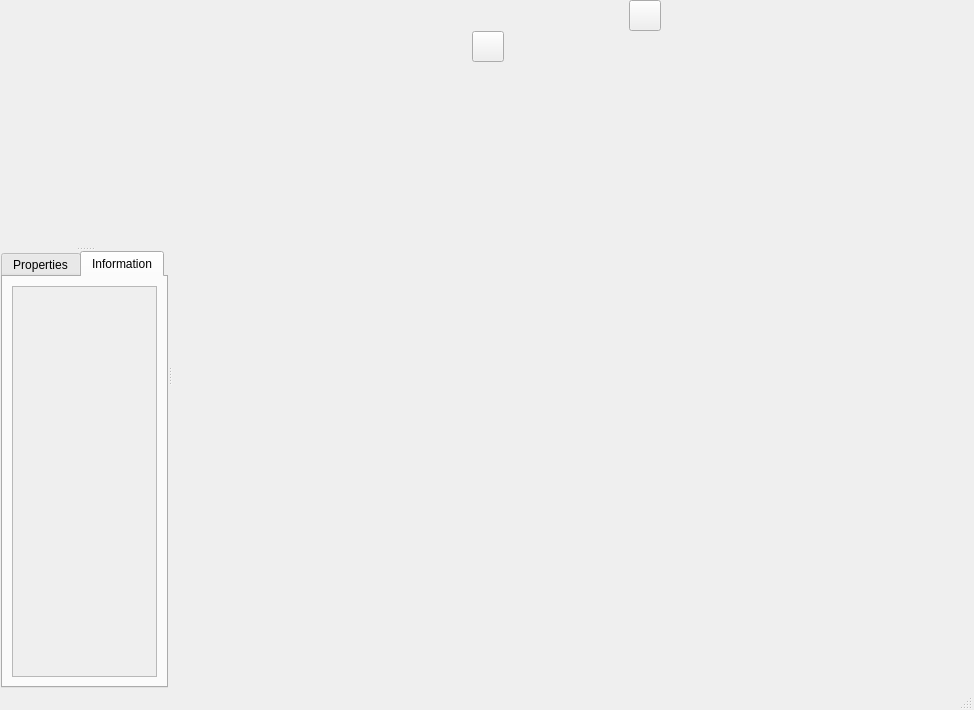
Above: Code/Mantid/Vates/VatesSimpleGui/ViewWidgets/inc/MantidVatesSimpleGuiViewWidgets/MdViewerWidget.ui from mantidproject/mantid before the change. Below: the same form after it.
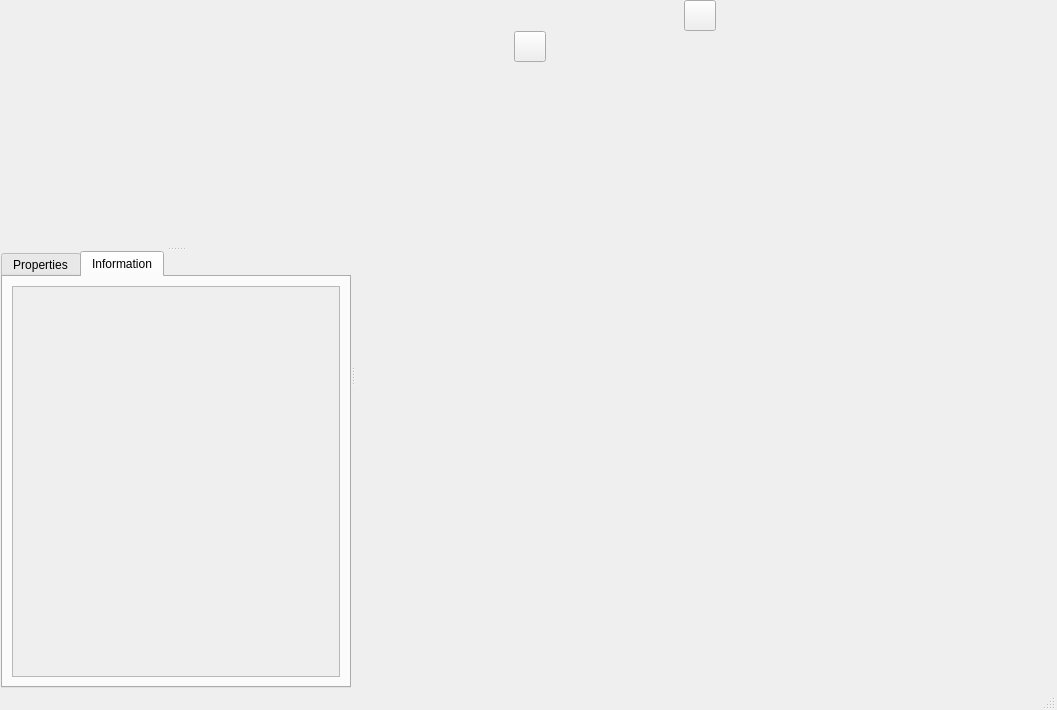
That is the form after the change. The open tabs and pages were chosen to show the change. Icons and pictures are not drawn. Custom widgets are drawn as their Qt base class.

Commit message: Refs #10809 Fix Multislice freeze of MDEvent data in Win7

```diff
--- a/Code/Mantid/Vates/VatesSimpleGui/ViewWidgets/inc/MantidVatesSimpleGuiViewWidgets/MdViewerWidget.ui
+++ b/Code/Mantid/Vates/VatesSimpleGui/ViewWidgets/inc/MantidVatesSimpleGuiViewWidgets/MdViewerWidget.ui
@@ -6,14 +6,20 @@
    <rect>
     <x>0</x>
     <y>0</y>
-    <width>974</width>
+    <width>1057</width>
     <height>710</height>
    </rect>
   </property>
+  <property name="minimumSize">
+   <size>
+    <width>1057</width>
+    <height>0</height>
+   </size>
+  </property>
   <property name="windowTitle">
    <string>Form</string>
   </property>
-  <layout class="QVBoxLayout" name="verticalLayout_4" stretch="0,0,1,0">
+  <layout class="QVBoxLayout" name="verticalLayout_4" stretch="0,0,0,0">
    <property name="spacing">
     <number>0</number>
    </property>
@@ -172,7 +178,7 @@
       <widget class="pqPipelineBrowserWidget" name="pipelineBrowser" native="true">
        <property name="minimumSize">
         <size>
-         <width>150</width>
+         <width>350</width>
          <height>50</height>
         </size>
        </property>
@@ -206,8 +212,8 @@
              <rect>
               <x>0</x>
               <y>0</y>
-              <width>98</width>
-              <height>28</height>
+              <width>274</width>
+              <height>370</height>
              </rect>
             </property>
             <layout class="QVBoxLayout" name="verticalLayout">
@@ -225,7 +231,7 @@
      <widget class="QWidget" name="viewWidget" native="true">
       <property name="minimumSize">
        <size>
-        <width>800</width>
+        <width>600</width>
         <height>600</height>
        </size>
       </property>
```
The commit also changes 1 other file.
